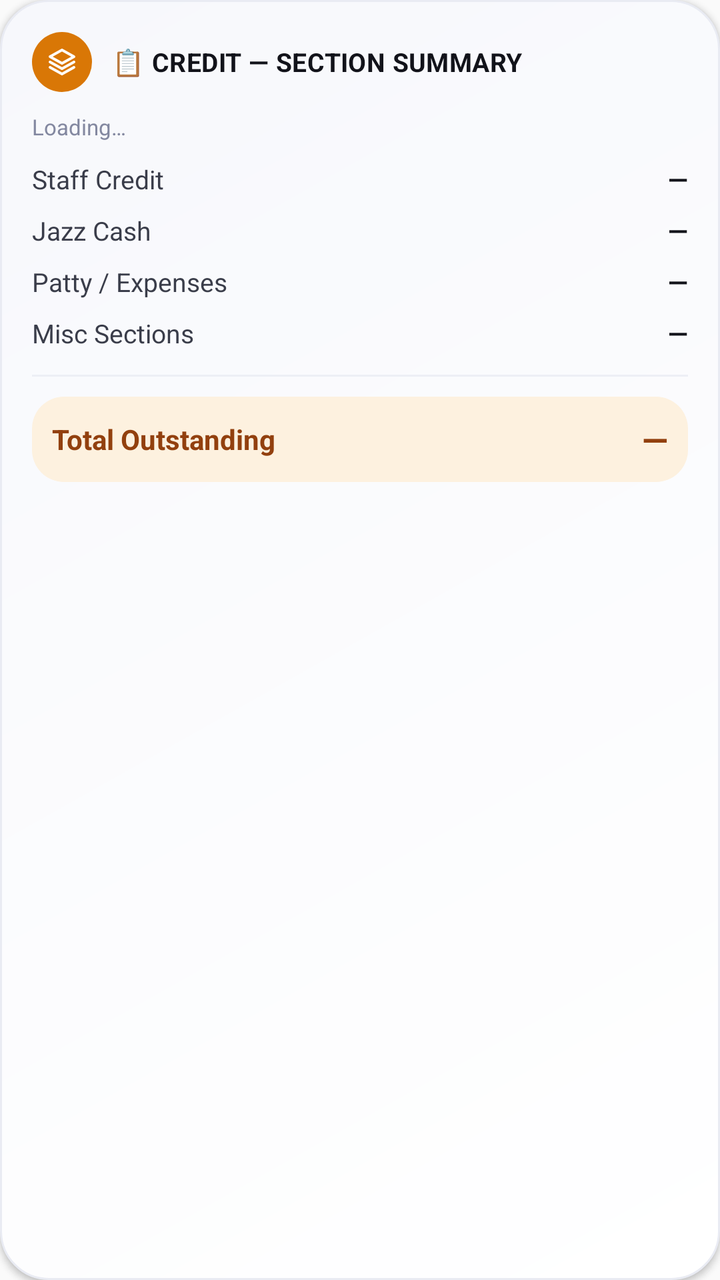
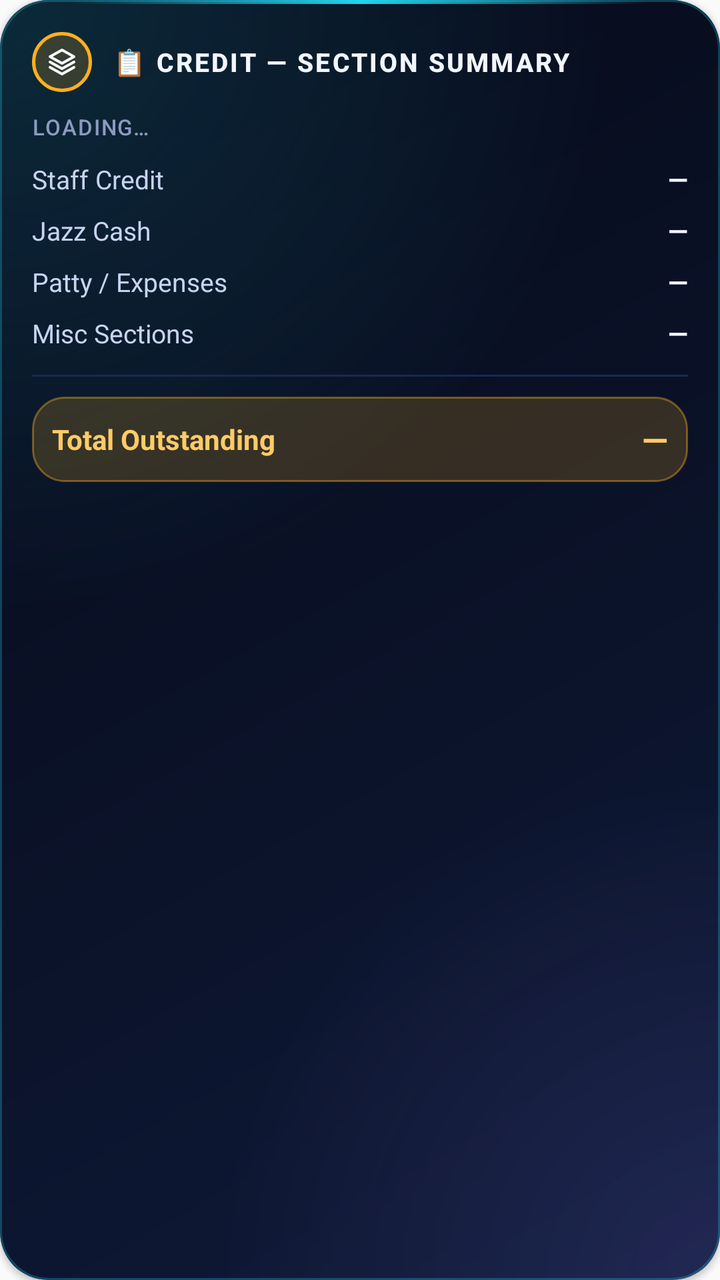

Compare the two renders of this Android layout. The source of the first and the diff that turns it into the second are given below.
<!-- AndroidManifest.xml: application theme Theme.AppCompat.Light.NoActionBar -->
<!-- res/layout/widget_section_summary.xml -->
<?xml version="1.0" encoding="utf-8"?>
<LinearLayout xmlns:android="http://schemas.android.com/apk/res/android"
    android:layout_width="match_parent"
    android:layout_height="match_parent"
    android:orientation="vertical"
    android:background="@drawable/widget_background"
    android:padding="16dp"
    android:elevation="2dp"
    android:id="@+id/section_summary_widget_root">

    <LinearLayout
        android:layout_width="match_parent"
        android:layout_height="wrap_content"
        android:orientation="horizontal"
        android:gravity="center_vertical">
        <FrameLayout
            android:layout_width="30dp"
            android:layout_height="30dp"
            android:background="@drawable/badge_circle_credit">
            <ImageView android:layout_width="16dp" android:layout_height="16dp"
                android:layout_gravity="center" android:src="@drawable/ic_layers" />
        </FrameLayout>
        <TextView
            android:layout_width="0dp"
            android:layout_height="wrap_content"
            android:layout_weight="1"
            android:layout_marginStart="10dp"
            android:text="@string/section_summary_widget_title"
            android:textColor="@color/ink_900"
            android:textStyle="bold"
            android:textSize="13sp"
            android:letterSpacing="0.01" />
    </LinearLayout>

    <TextView
        android:id="@+id/section_summary_label"
        android:layout_width="match_parent"
        android:layout_height="wrap_content"
        android:layout_marginTop="10dp"
        android:text="@string/section_summary_widget_loading"
        android:textColor="@color/ink_500"
        android:textSize="11sp" />

    <LinearLayout
        android:layout_width="match_parent"
        android:layout_height="wrap_content"
        android:layout_marginTop="10dp"
        android:orientation="horizontal">
        <TextView
            android:layout_width="0dp" android:layout_height="wrap_content" android:layout_weight="1"
            android:text="@string/section_label_staff_credit" android:textColor="@color/ink_700" android:textSize="13sp" />
        <TextView android:id="@+id/section_staff_credit_value" android:layout_width="wrap_content" android:layout_height="wrap_content"
            android:text="—" android:textColor="@color/ink_900" android:textStyle="bold" android:textSize="13sp" />
    </LinearLayout>

    <LinearLayout
        android:layout_width="match_parent"
        android:layout_height="wrap_content"
        android:layout_marginTop="8dp"
        android:orientation="horizontal">
        <TextView
            android:layout_width="0dp" android:layout_height="wrap_content" android:layout_weight="1"
            android:text="@string/section_label_jazz_cash" android:textColor="@color/ink_700" android:textSize="13sp" />
        <TextView android:id="@+id/section_jazz_cash_value" android:layout_width="wrap_content" android:layout_height="wrap_content"
            android:text="—" android:textColor="@color/ink_900" android:textStyle="bold" android:textSize="13sp" />
    </LinearLayout>

    <LinearLayout
        android:layout_width="match_parent"
        android:layout_height="wrap_content"
        android:layout_marginTop="8dp"
        android:orientation="horizontal">
        <TextView
            android:layout_width="0dp" android:layout_height="wrap_content" android:layout_weight="1"
            android:text="@string/section_label_patty_expenses" android:textColor="@color/ink_700" android:textSize="13sp" />
        <TextView android:id="@+id/section_patty_expenses_value" android:layout_width="wrap_content" android:layout_height="wrap_content"
            android:text="—" android:textColor="@color/ink_900" android:textStyle="bold" android:textSize="13sp" />
    </LinearLayout>

    <LinearLayout
        android:layout_width="match_parent"
        android:layout_height="wrap_content"
        android:layout_marginTop="8dp"
        android:orientation="horizontal">
        <TextView
            android:layout_width="0dp" android:layout_height="wrap_content" android:layout_weight="1"
            android:text="@string/section_label_misc_sections" android:textColor="@color/ink_700" android:textSize="13sp" />
        <TextView android:id="@+id/section_misc_sections_value" android:layout_width="wrap_content" android:layout_height="wrap_content"
            android:text="—" android:textColor="@color/ink_900" android:textStyle="bold" android:textSize="13sp" />
    </LinearLayout>

    <TextView
        android:layout_width="match_parent"
        android:layout_height="1dp"
        android:layout_marginTop="12dp"
        android:layout_marginBottom="10dp"
        android:background="@color/hairline" />

    <LinearLayout
        android:layout_width="match_parent"
        android:layout_height="wrap_content"
        android:orientation="horizontal"
        android:background="@drawable/tile_credit_soft"
        android:padding="10dp"
        android:gravity="center_vertical">
        <TextView
            android:layout_width="0dp" android:layout_height="wrap_content" android:layout_weight="1"
            android:text="@string/section_label_total" android:textColor="@color/accent_credit_dark" android:textStyle="bold" android:textSize="14sp" />
        <TextView android:id="@+id/section_total_value" android:layout_width="wrap_content" android:layout_height="wrap_content"
            android:text="—" android:textColor="@color/accent_credit_dark" android:textStyle="bold" android:textSize="17sp" />
    </LinearLayout>

    <TextView
        android:id="@+id/section_summary_synced_at"
        android:layout_width="match_parent"
        android:layout_height="wrap_content"
        android:layout_marginTop="8dp"
        android:text=""
        android:textColor="@color/ink_400"
        android:textSize="9sp" />

</LinearLayout>
<!-- resources referenced by this layout -->
<resources>
  <color name="accent_credit_dark">#92400E</color>
  <color name="hairline">#EDEFF5</color>
  <color name="ink_400">#A6AABD</color>
  <color name="ink_500">#8388A0</color>
  <color name="ink_700">#3A3D4A</color>
  <color name="ink_900">#12131A</color>
  <!-- drawable badge_circle_credit (drawable) -->
  <?xml version="1.0" encoding="utf-8"?>
  <shape xmlns:android="http://schemas.android.com/apk/res/android" android:shape="oval">
      <solid android:color="@color/accent_credit" />
  </shape>
  <!-- drawable tile_credit_soft (drawable) -->
  <?xml version="1.0" encoding="utf-8"?>
  <shape xmlns:android="http://schemas.android.com/apk/res/android" android:shape="rectangle">
      <corners android:radius="16dp" />
      <solid android:color="@color/accent_credit_soft" />
  </shape>
  <!-- drawable widget_background (drawable) -->
  <?xml version="1.0" encoding="utf-8"?>
  <shape xmlns:android="http://schemas.android.com/apk/res/android"
      android:shape="rectangle">
      <corners android:radius="24dp" />
      <gradient
          android:angle="135"
          android:startColor="@color/surface_card_top"
          android:endColor="@color/surface_card_bottom"
          android:type="linear" />
      <stroke android:width="1dp" android:color="@color/surface_inset_border" />
  </shape>
  <string name="section_label_jazz_cash">Jazz Cash</string>
  <string name="section_label_misc_sections">Misc Sections</string>
  <string name="section_label_patty_expenses">Patty / Expenses</string>
  <string name="section_label_staff_credit">Staff Credit</string>
  <string name="section_label_total">Total Outstanding</string>
  <string name="section_summary_widget_loading">Loading…</string>
  <string name="section_summary_widget_title">📋 CREDIT — SECTION SUMMARY</string>
  <color name="accent_credit">#D97706</color>
  <color name="accent_credit_soft">#FDF1DF</color>
  <color name="surface_card_top">#FFFFFF</color>
  <color name="surface_card_bottom">#F7F8FC</color>
  <color name="surface_inset_border">#E9EBF3</color>
  <!-- unchanged entries left out for length: 1 -->
</resources>

<!-- the commit's change to res/layout/widget_section_summary.xml (unified diff, before → after) -->
@@ -29,7 +29,7 @@
             android:textColor="@color/ink_900"
             android:textStyle="bold"
             android:textSize="13sp"
-            android:letterSpacing="0.01" />
+            android:textAllCaps="true" android:letterSpacing="0.08" android:fontFamily="sans-serif-medium" />
     </LinearLayout>
 
     <TextView
@@ -39,7 +39,7 @@
         android:layout_marginTop="10dp"
         android:text="@string/section_summary_widget_loading"
         android:textColor="@color/ink_500"
-        android:textSize="11sp" />
+        android:textSize="11sp" android:textAllCaps="true" android:letterSpacing="0.06" android:fontFamily="sans-serif-medium" />
 
     <LinearLayout
         android:layout_width="match_parent"
<!-- resource entries referenced after the edit -->
@@ -1,34 +1,41 @@
 <!-- resources referenced by this layout -->
 <resources>
-  <color name="accent_credit_dark">#92400E</color>
-  <color name="hairline">#EDEFF5</color>
-  <color name="ink_400">#A6AABD</color>
-  <color name="ink_500">#8388A0</color>
-  <color name="ink_700">#3A3D4A</color>
-  <color name="ink_900">#12131A</color>
+  <color name="accent_credit_dark">#FFFFCB66</color>
+  <color name="hairline">#FF1A2850</color>
+  <color name="ink_400">#FF7585AE</color>
+  <color name="ink_500">#FF8C9AC0</color>
+  <color name="ink_700">#FFC9D3F0</color>
+  <color name="ink_900">#FFF2F6FF</color>
   <!-- drawable badge_circle_credit (drawable) -->
   <?xml version="1.0" encoding="utf-8"?>
   <shape xmlns:android="http://schemas.android.com/apk/res/android" android:shape="oval">
-      <solid android:color="@color/accent_credit" />
+      <solid android:color="@color/accent_credit_soft" />
+      <stroke android:width="1.5dp" android:color="@color/accent_credit" />
   </shape>
   <!-- drawable tile_credit_soft (drawable) -->
   <?xml version="1.0" encoding="utf-8"?>
   <shape xmlns:android="http://schemas.android.com/apk/res/android" android:shape="rectangle">
       <corners android:radius="16dp" />
       <solid android:color="@color/accent_credit_soft" />
+      <stroke android:width="1dp" android:color="@color/accent_credit_edge" />
   </shape>
   <!-- drawable widget_background (drawable) -->
   <?xml version="1.0" encoding="utf-8"?>
-  <shape xmlns:android="http://schemas.android.com/apk/res/android"
-      android:shape="rectangle">
-      <corners android:radius="24dp" />
-      <gradient
-          android:angle="135"
-          android:startColor="@color/surface_card_top"
-          android:endColor="@color/surface_card_bottom"
-          android:type="linear" />
-      <stroke android:width="1dp" android:color="@color/surface_inset_border" />
-  </shape>
+  <layer-list xmlns:android="http://schemas.android.com/apk/res/android">
+      <item><shape android:shape="rectangle"><corners android:radius="24dp" />
+          <gradient android:angle="135" android:startColor="@color/surface_card_top" android:endColor="@color/surface_card_bottom" android:type="linear" /></shape></item>
+      <item><shape android:shape="rectangle"><corners android:radius="24dp" />
+          <gradient android:type="radial" android:gradientRadius="85%p" android:centerX="0.0" android:centerY="0.0"
+              android:startColor="@color/glow_cyan_start" android:endColor="@color/glow_cyan_end" /></shape></item>
+      <item><shape android:shape="rectangle"><corners android:radius="24dp" />
+          <gradient android:type="radial" android:gradientRadius="70%p" android:centerX="1.0" android:centerY="1.0"
+              android:startColor="@color/glow_violet_start" android:endColor="@color/glow_violet_end" /></shape></item>
+      <item><shape android:shape="rectangle"><corners android:radius="24dp" />
+          <stroke android:width="1dp" android:color="@color/neon_border" /></shape></item>
+      <item android:gravity="top" android:height="2dp" android:left="36dp" android:right="36dp">
+          <shape android:shape="rectangle"><corners android:radius="1dp" />
+              <gradient android:angle="0" android:startColor="@color/edge_fade_start" android:centerColor="@color/neon_cyan" android:endColor="@color/edge_fade_end" /></shape></item>
+  </layer-list>
   <string name="section_label_jazz_cash">Jazz Cash</string>
   <string name="section_label_misc_sections">Misc Sections</string>
   <string name="section_label_patty_expenses">Patty / Expenses</string>
@@ -36,11 +43,19 @@
   <string name="section_label_total">Total Outstanding</string>
   <string name="section_summary_widget_loading">Loading…</string>
   <string name="section_summary_widget_title">📋 CREDIT — SECTION SUMMARY</string>
-  <color name="accent_credit">#D97706</color>
-  <color name="accent_credit_soft">#FDF1DF</color>
-  <color name="surface_card_top">#FFFFFF</color>
-  <color name="surface_card_bottom">#F7F8FC</color>
-  <color name="surface_inset_border">#E9EBF3</color>
+  <color name="accent_credit">#FFFFB020</color>
+  <color name="accent_credit_edge">#66FFB020</color>
+  <color name="accent_credit_soft">#2EFFB020</color>
+  <color name="surface_card_top">#FF0F1A38</color>
+  <color name="surface_card_bottom">#FF060A18</color>
+  <color name="glow_cyan_start">#2822D3EE</color>
+  <color name="glow_cyan_end">#0022D3EE</color>
+  <color name="glow_violet_start">#248B7CFF</color>
+  <color name="glow_violet_end">#008B7CFF</color>
+  <color name="neon_border">#4422D3EE</color>
+  <color name="edge_fade_start">#0022D3EE</color>
+  <color name="neon_cyan">#FF22D3EE</color>
+  <color name="edge_fade_end">#008B7CFF</color>
   <!-- unchanged entries left out for length: 1 -->
 </resources>
 
